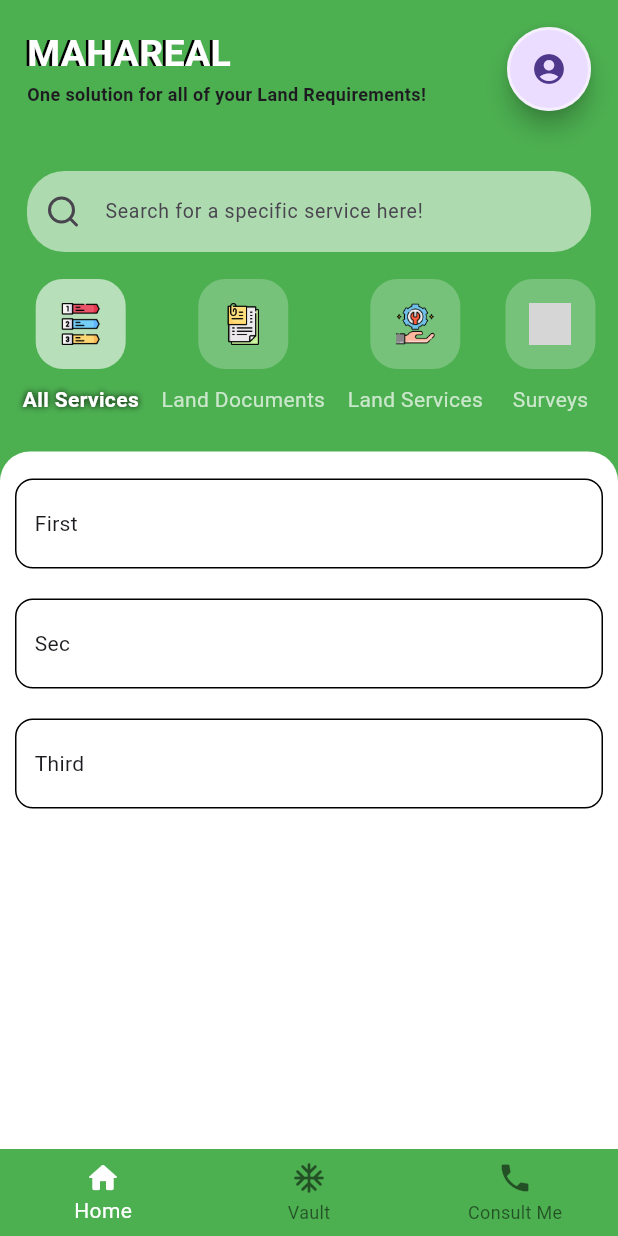
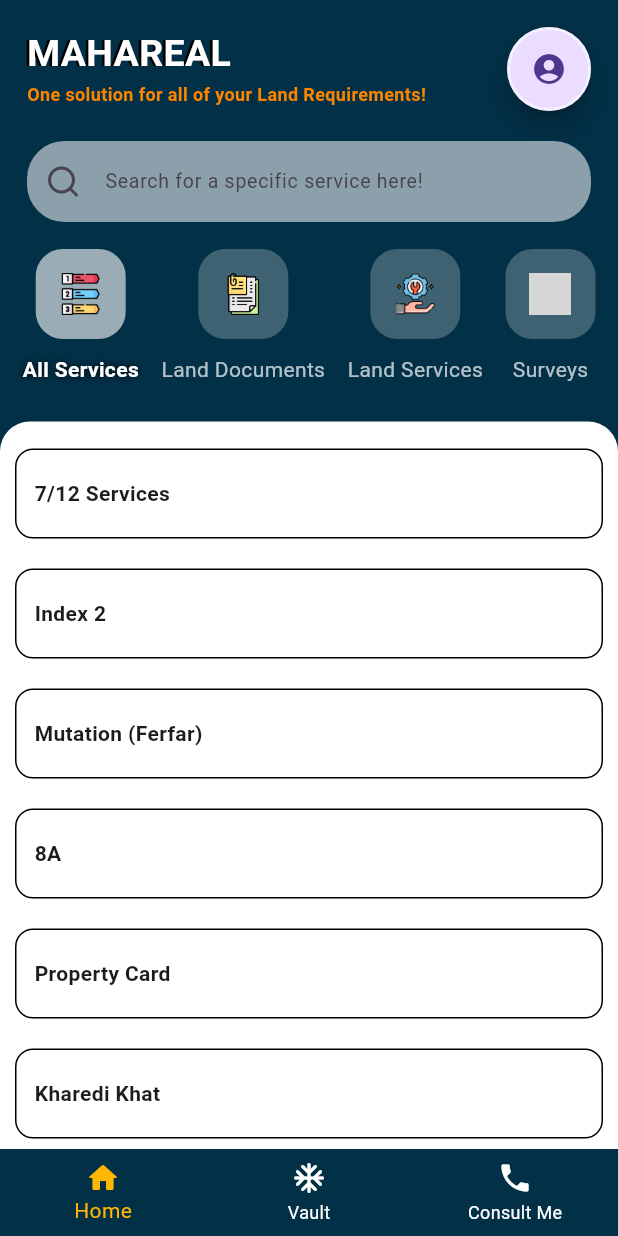
Before and after one commit to Dhanraj-Awatade/landServ_flutter_app, a Flutter app: the screen it shows after launch, on a phone screen of 412 x 824 dp. Run offline on Flutter 3.47's test engine with Material 3 defaults, Android fonts, the phone set to English and light mode, and no system bars; our stand-ins replace lucide_icons; grey boxes are pictures that could not be loaded.

Commit message:
Added All services & Finalized color scheme.

```diff
--- a/lib/components/HomePage/services_list.dart
+++ b/lib/components/HomePage/services_list.dart
@@ -2,12 +2,17 @@ import 'package:flutter/material.dart';
 import 'package:mahareal_flutter_app/configs/constants.dart';
 
 class ServicesList extends StatelessWidget {
-  const ServicesList({super.key});
+   const ServicesList({
+    super.key,
+    required this.categoryIndex
+  });
+
+   final int categoryIndex;
 
   @override
   Widget build(BuildContext context) {
     return ListView.builder(
-      itemCount: 3,
+      itemCount: homePageCategoryLists[categoryIndex].length,
 
       itemBuilder: (BuildContext context, int index) {
         return Container(
@@ -17,13 +22,18 @@ class ServicesList extends StatelessWidget {
           decoration: BoxDecoration(
             // color: Colors.amberAccent,
             border: Border.all(),
-              borderRadius: BorderRadius.circular(12)
+              borderRadius: BorderRadius.circular(12),
           ),
           child: Row(
             children: [
               Padding(
                 padding: EdgeInsets.all(12),
-                child: servicesDescList[index],
+                child: Text(
+                  homePageCategoryLists[categoryIndex][index],
+                  style: TextStyle(
+                      fontWeight: FontWeight.bold,
+                  ),
+                ),
               )
             ],
           ),
--- a/lib/components/navbar.dart
+++ b/lib/components/navbar.dart
@@ -11,13 +11,6 @@ class _MyNavBarState extends State<MyNavBar> {
   @override
   Widget build(BuildContext context) {
     return BottomNavigationBar(
-      elevation: 0,
-      backgroundColor: Colors.transparent,
-      // indicatorShape: const CircleBorder(),
-      // shadowColor: const Color.fromRGBO(0, 0, 0, 255).withOpacity(0.2),
-      // selectedIndex: selectedIndex,
-      // onDestinationSelected: (value) => {selectedIndex},
-      selectedItemColor: Colors.white,
       items: const <BottomNavigationBarItem>[
         BottomNavigationBarItem(
           icon: Icon(Icons.home_rounded),
--- a/lib/configs/constants.dart
+++ b/lib/configs/constants.dart
@@ -1,13 +1,52 @@
-import 'package:flutter/cupertino.dart';
+import 'dart:ui';
 
-const List servicesIconList  =[
-  Text("First"),
-  Text("Sec"),
-  Text("Third"),
+import 'package:flutter/material.dart';
+
+/* Colors */
+final bgColor = Color.fromRGBO(2, 48, 71, 1); // dark navy blue (prussian blue)
+final secondaryBgColor = Color.fromRGBO(142, 202, 230, 1); // sky blue
+final secondaryColor = Color.fromRGBO(251, 133, 0, 1); // ut orange
+final primaryColor = Color.fromRGBO(255, 183, 3, 1); // selective yellow
+final tertiaryColor = Color.fromRGBO(33, 158, 188, 1); // blue green
+final primaryFontColor = Colors.white;
+final secondaryFontColor = Color.fromRGBO(2, 48, 71, 1); // dark navy blue (prussian blue)
+
+/* Lists */
+List homePageCategoryLists = [allServicesDescList,landDocumentsList,landServicesList,surveysList];
+
+const List servicesIconList = [
+  "First",
+  "Sec",
+  "Third",
 ];
 
-const List servicesDescList  =[
-  Text("First"),
-  Text("Sec"),
-  Text("Third"),
+List allServicesDescList = landDocumentsList + landServicesList + surveysList;
+
+const List landDocumentsList = [
+  "7/12 Services",
+  "Index 2",
+  "Mutation (Ferfar)",
+  "8A",
+  "Property Card",
+  "Kharedi Khat",
+  "Zone Certificate",
 ];
+
+const List landServicesList = [
+  "Property Search",
+  "Apli Chavadi",
+  "Bhu Nakasha",
+  "Valuation (Jamin Bajar Mulya)",
+  "Area Conversions",
+  "Measure Land Area",
+  "Online Applications",
+  "Ferfar Nondani",
+  "E-Pik Pahani",
+  "Civil Court Case Status",
+];
+
+const List surveysList = [
+  "First",
+  "Sec",
+  "Third",
+];
--- a/lib/pages/home_page.dart
+++ b/lib/pages/home_page.dart
@@ -3,6 +3,7 @@ import 'package:lucide_icons/lucide_icons.dart';
 import 'package:mahareal_flutter_app/components/HomePage/homepage_categories.dart';
 import 'package:mahareal_flutter_app/components/HomePage/services_list.dart';
 import 'package:mahareal_flutter_app/components/navbar.dart';
+import 'package:mahareal_flutter_app/configs/constants.dart';
 
 class HomePage extends StatefulWidget {
   const HomePage({super.key});
@@ -65,12 +66,13 @@ class _HomePageState extends State<HomePage> {
                                     wordSpacing: 20,
                                   ),
                                 ),
-                                const Text(
+                                 Text(
                                   "One solution for all of your Land Requirements!",
                                   style: TextStyle(
-                                    fontWeight: FontWeight.bold,
-                                    fontSize: 12,
-                                    leadingDistribution: TextLeadingDistribution.even
+                                      fontWeight: FontWeight.bold,
+                                      fontSize: 12,
+                                      leadingDistribution: TextLeadingDistribution.even,
+                                    color: secondaryColor
                                   ),
                                 ),
                               ],
@@ -90,7 +92,7 @@ class _HomePageState extends State<HomePage> {
                           ],
                         ),
                         const SizedBox(
-                          height: 40,
+                          height: 20,
                         ),
                         const TextField(
                           decoration: InputDecoration(
@@ -169,9 +171,9 @@ class _HomePageState extends State<HomePage> {
                   color: Colors.white,
                 ),
                 width: double.infinity,
-                child: const Padding(
-                  padding: EdgeInsets.fromLTRB(0,8,0,0),
-                  child: ServicesList(),
+                child: Padding(
+                  padding: const EdgeInsets.fromLTRB(0,8,0,0),
+                  child: ServicesList(categoryIndex: _currentSelectedSectionIndex,),
                 ),
               ),
             ),
--- a/lib/theme/main_theme.dart
+++ b/lib/theme/main_theme.dart
@@ -1,4 +1,6 @@
 import 'package:flutter/material.dart';
+import 'package:mahareal_flutter_app/configs/constants.dart';
+import 'package:mahareal_flutter_app/theme/text_themes.dart';
 // import 'package:google_fonts/google_fonts.dart';
 
 class MainTheme {
@@ -8,15 +10,34 @@ class MainTheme {
     // colorScheme: ColorScheme.fromSeed(seedColor: Colors.greenAccent),
     useMaterial3: true,
     brightness: Brightness.light,
-    // textTheme: GoogleFonts.varelaRoundTextTheme(),
+    textTheme: lightTextTheme,
     // .copyWith(labelSmall: TextStyle(fontWeight: FontWeight.w600)),
-    scaffoldBackgroundColor: Colors.green,
+    // scaffoldBackgroundColor: Colors.green.withAlpha(120),
+      scaffoldBackgroundColor: bgColor,
+    primaryColor: primaryColor,
+    bottomNavigationBarTheme: BottomNavigationBarThemeData(
+        elevation: 0,
+        backgroundColor: bgColor,
+        // indicatorShape: const CircleBorder(),
+        // shadowColor: const Color.fromRGBO(0, 0, 0, 255).withOpacity(0.2),
+        // selectedIndex: selectedIndex,
+        // onDestinationSelected: (value) => {selectedIndex},
+        selectedItemColor: primaryColor,
+        unselectedItemColor: Colors.white
+    ),
   );
+
   static ThemeData darkTheme = ThemeData(
     useMaterial3: true,
-    brightness: Brightness.light,
-    // textTheme: GoogleFonts.varelaRoundTextTheme(),
-    // .copyWith(labelSmall: TextStyle(fontWeight: FontWeight.w600)),
-    scaffoldBackgroundColor: Colors.green,
+    brightness: Brightness.dark,
+    textTheme: darkTextTheme,
+    scaffoldBackgroundColor: bgColor,
+    primaryColor: primaryColor,
+    bottomNavigationBarTheme: BottomNavigationBarThemeData(
+        elevation: 0,
+        backgroundColor: bgColor,
+        selectedItemColor: primaryColor,
+        unselectedItemColor: Colors.white
+    ),
   );
 }
--- a/lib/theme/text_themes.dart
+++ b/lib/theme/text_themes.dart
@@ -0,0 +1,22 @@
+import 'package:flutter/material.dart';
+import 'package:mahareal_flutter_app/configs/constants.dart';
+
+TextTheme lightTextTheme = TextTheme(
+  bodySmall: TextStyle(
+    color: primaryColor
+  ),
+    bodyMedium: TextStyle(
+        // color: secondaryFontColor
+    ),
+
+);
+
+TextTheme darkTextTheme = TextTheme(
+  bodySmall: TextStyle(
+      color: primaryColor
+  ),
+  bodyMedium: TextStyle(
+    // color: secondaryFontColor
+  ),
+
+);
```
